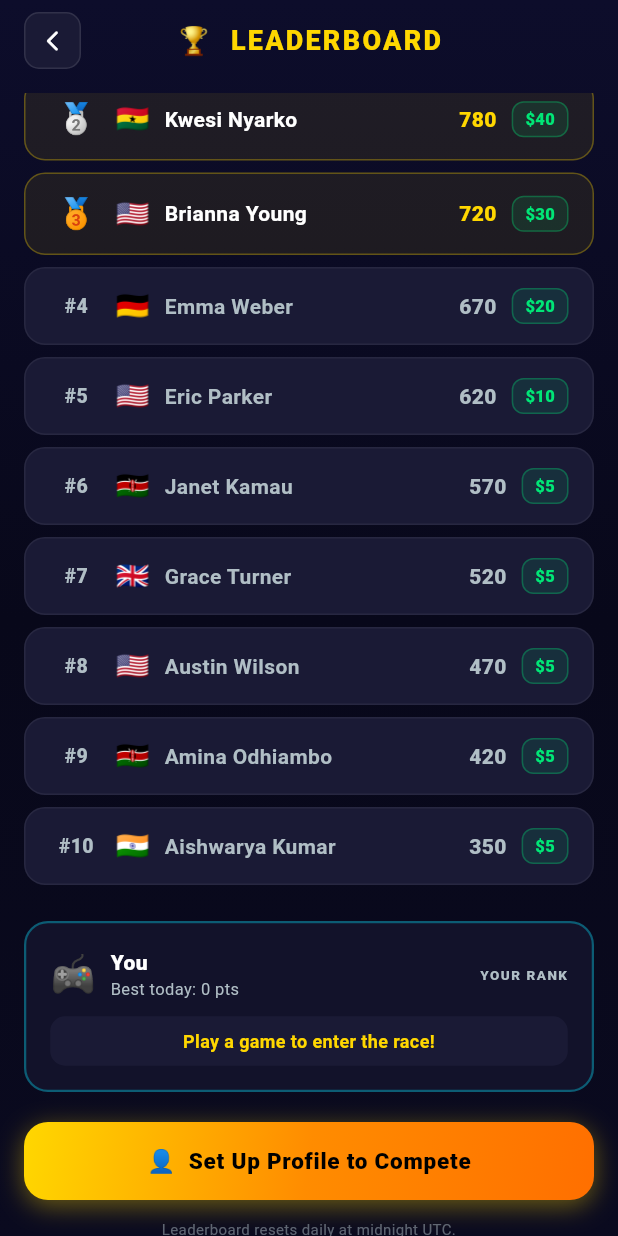
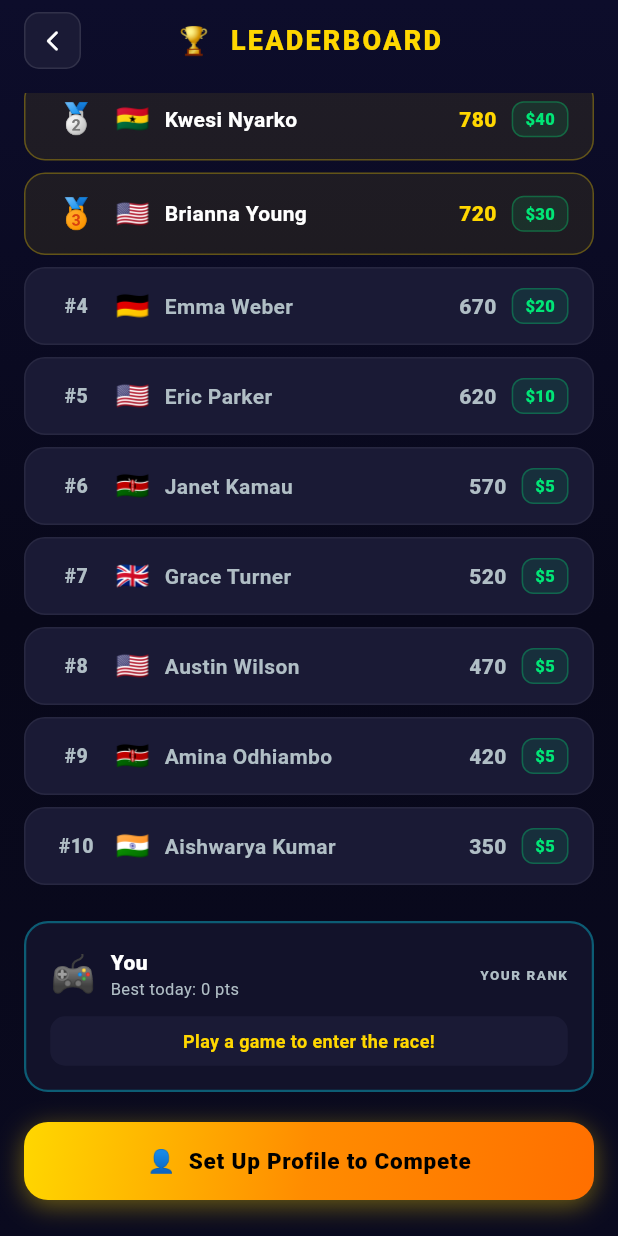
Before and after one commit to exploreofficialzz-star/EmojiRain, a Flutter app: the LeaderboardScreen screen opened directly, scrolled down 223 dp, on a phone screen of 412 x 824 dp. Run offline on Flutter 3.47's test engine with Material 3 defaults, Android fonts, the phone set to English and light mode, and no system bars; drawn by our look-alikes of flutter_animate; our stand-ins replace audioplayers, connectivity_plus, flutter_local_notifications, google_mobile_ads, in_app_purchase, internet_connection_checker_plus and 2 more; accounts and stored records are empty; network calls fail.

Commit message:
Update home and leaderboard screens

```diff
--- a/lib/screens/leaderboard_screen.dart
+++ b/lib/screens/leaderboard_screen.dart
@@ -87,8 +87,6 @@ class _LeaderboardScreenState extends State<LeaderboardScreen> {
                           _buildPlayerCard(),
                           const SizedBox(height: 20),
                           _buildSubmitBtn(),
-                          const SizedBox(height: 12),
-                          _buildDisclaimerText(),
                         ],
                       ),
                     );
@@ -441,16 +439,4 @@ class _LeaderboardScreenState extends State<LeaderboardScreen> {
     );
   }
 
-  // ── Disclaimer ─────────────────────────────────────────────────────────────
-  Widget _buildDisclaimerText() {
-    return Text(
-      'Leaderboard resets daily at midnight UTC.\nPrize payouts activate in a future update.',
-      style: TextStyle(
-        fontSize: 10,
-        color: AppColors.textSecondary.withOpacity(0.5),
-        height: 1.6,
-      ),
-      textAlign: TextAlign.center,
-    );
-  }
 }
```
Also changed, not shown: lib/screens/home_screen.dart (+38 -4 lines).
